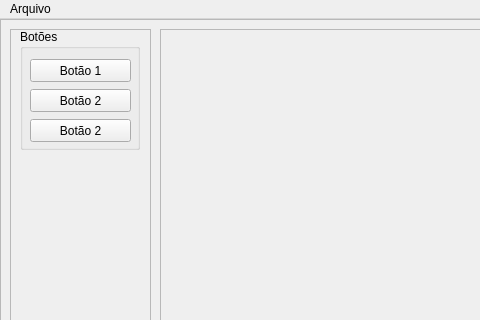
Before: the Qt Designer form pitao/mainWindow.ui in h3nnn4n/TSP-canificinia-secreta, drawn with Qt 5; both pictures show x 0 to 480 and y 0 to 320 of the 800 by 600 pixel window.
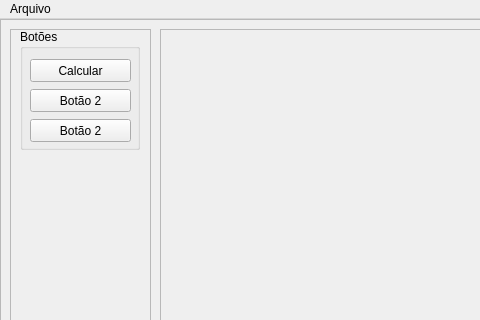
After: the same form once the commit is applied.

Commit message: Updated the interfaced: Renamed a buton to Calculuar

What changed in the file:
```diff
--- a/pitao/mainWindow.ui
+++ b/pitao/mainWindow.ui
@@ -81,7 +81,7 @@
         </rect>
        </property>
        <property name="text">
-        <string>Botão 1</string>
+        <string>Calcular</string>
        </property>
       </widget>
       <widget class="QPushButton" name="pushButton_2">
```
Left out of the diff: 6 changed lines with no effect on the pictures. The commit also changes 1 other file.
